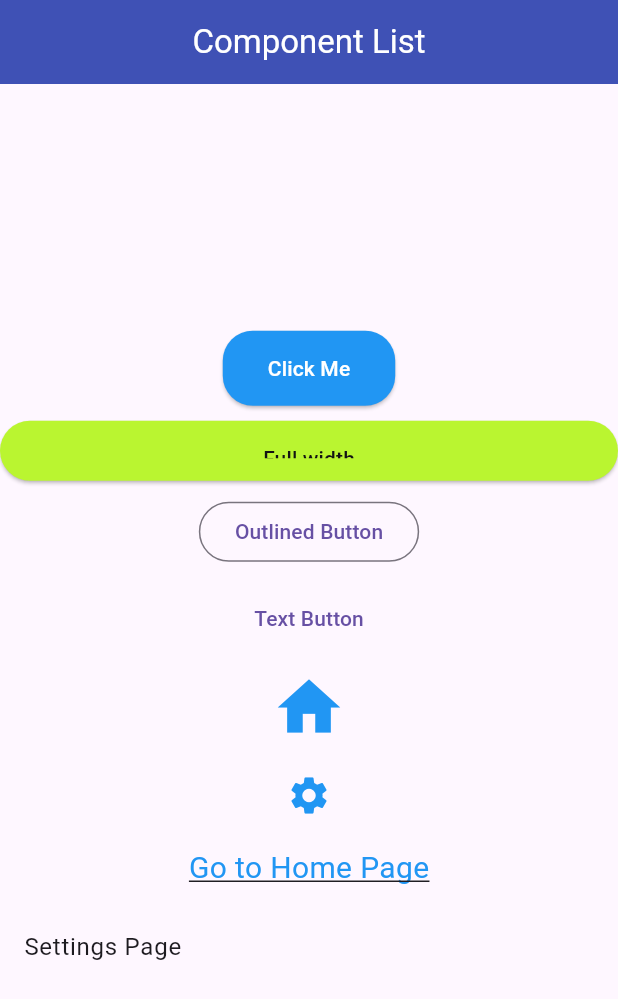
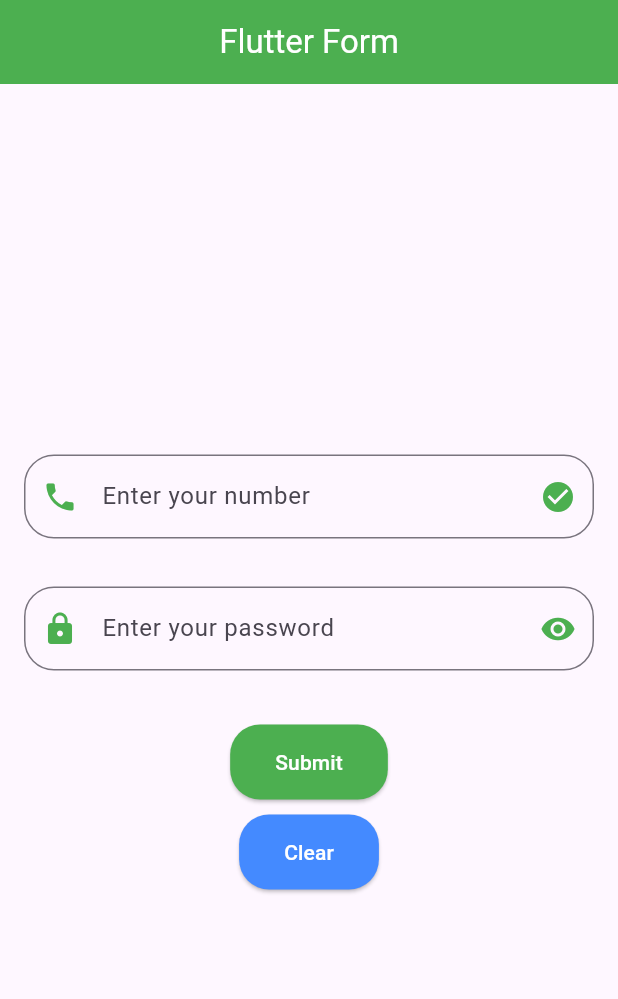
Before and after one commit to RomanSFE/FlutterTest, a Flutter app: the screen it shows after launch, on a phone screen of 412 x 824 dp. Shown: the top 999 px of the screen. Run offline on Flutter 3.47's test engine with Material 3 defaults, Android fonts, the phone set to English and light mode, and no system bars.

Commit message:
flutter form test

```diff
--- a/lib/app.dart
+++ b/lib/app.dart
@@ -1,5 +1,5 @@
 import 'package:flutter/material.dart';
-import 'package:fluttertestproject/componentlist.dart';
+import 'package:fluttertestproject/flutterform.dart';
 
 class MyApp extends StatelessWidget{
   MyApp({super.key});
@@ -7,7 +7,7 @@ class MyApp extends StatelessWidget{
   @override
   Widget build(BuildContext context) {
     return MaterialApp(
-      home: ComponentList()
+      home: FlutterForm()
     );
   }
 }
--- /dev/null
+++ b/lib/flutterform.dart
@@ -0,0 +1,117 @@
+import 'package:flutter/material.dart';
+
+class FlutterForm extends StatelessWidget {
+  const FlutterForm({super.key});
+
+  @override
+  Widget build(BuildContext context) {
+    TextEditingController phoneController = TextEditingController();
+    TextEditingController passwordController = TextEditingController();
+
+    return Scaffold(
+      appBar: AppBar(
+        title: Text('Flutter Form', style: TextStyle(color: Colors.white)),
+        backgroundColor: Colors.green,
+        centerTitle: true,
+      ),
+      body: Center(
+        child: Column(
+          mainAxisAlignment: MainAxisAlignment.center,
+          children: [
+            Padding(
+              padding: const EdgeInsets.all(16.0),
+              child: TextField(
+                controller: phoneController,
+                keyboardType: TextInputType.phone,
+                decoration: InputDecoration(
+                  labelText: 'Enter your number',
+                  hintText: 'Enter your phone number here',
+                  border: OutlineInputBorder(
+                    borderRadius: BorderRadius.vertical(
+                      top: Radius.circular(20),
+                      bottom: Radius.circular(20),
+                    ),
+                    borderSide: BorderSide(color: Colors.green, width: 2),
+                  ),
+                  prefixIcon: Icon(Icons.phone, color: Colors.green),
+                  suffixIcon: Icon(Icons.check_circle, color: Colors.green),
+                  hintStyle: TextStyle(
+                    color: Colors.grey,
+                    fontStyle: FontStyle.italic,
+                    fontSize: 16,
+                  ),
+                ),
+              ),
+            ),
+             Padding(
+              padding: const EdgeInsets.all(16.0),
+              child: TextField(
+                controller: passwordController,
+                obscureText: true,
+                decoration: InputDecoration(
+                  labelText: 'Enter your password',
+                  hintText: 'Enter your password here',
+                  border: OutlineInputBorder(
+                    borderRadius: BorderRadius.vertical(
+                      top: Radius.circular(20),
+                      bottom: Radius.circular(20),
+                    ),
+                    borderSide: BorderSide(color: Colors.green, width: 2),
+                  ),
+                  prefixIcon: Icon(Icons.lock, color: Colors.green),
+                  suffixIcon: Icon(Icons.remove_red_eye, color: Colors.green),
+                  hintStyle: TextStyle(
+                    color: Colors.grey,
+                    fontStyle: FontStyle.italic,
+                    fontSize: 16,
+                  ),
+                ),
+              ),
+            ),
+            SizedBox(height: 20), // Space between text field and button
+            ElevatedButton(
+              onPressed: () {
+                // Handle form submission
+                if(phoneController.text.isNotEmpty && passwordController.text.isNotEmpty) {
+                  ScaffoldMessenger.of(context).showSnackBar(
+                    SnackBar(content: Text('Form submitted successfully!'))
+                  );
+                } else {
+                  ScaffoldMessenger.of(context).showSnackBar(
+                    SnackBar(content: Text('Please fill in all fields.'))
+                  );
+                }
+              },
+              style: ElevatedButton.styleFrom(
+                backgroundColor: Colors.green,
+                foregroundColor: Colors.white,
+                padding: EdgeInsets.symmetric(horizontal: 30, vertical: 15),
+                shape: RoundedRectangleBorder(
+                  borderRadius: BorderRadius.circular(20),
+                ),
+              ),
+              child: Text('Submit'),
+            ),
+            SizedBox(height: 10),
+            ElevatedButton(
+              onPressed: () {
+                // Handle form submission
+                phoneController.clear();
+                passwordController.clear();
+              },
+              style: ElevatedButton.styleFrom(
+                backgroundColor: Colors.blueAccent,
+                foregroundColor: Colors.white,
+                padding: EdgeInsets.symmetric(horizontal: 30, vertical: 15),
+                shape: RoundedRectangleBorder(
+                  borderRadius: BorderRadius.circular(20),
+                ),
+              ),
+              child: Text('Clear'),
+            ), // Space between button and text
+          ],
+        ),
+      ),
+    );
+  }
+}
```
